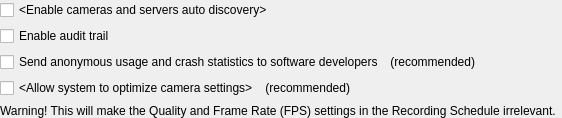
Qt form client/nx_client_desktop/src/ui/widgets/system_settings/system_settings_widget.ui (networkoptix/nx_open) before a commit.
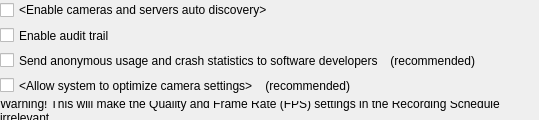
The same form after that commit. Custom widgets are drawn as their Qt base class.

Commit message:
VMS-9541 HintButton quest is complete
HintButton can be attached to QGroupBox widget, and it appears right after
its caption.
And now hint buttons are everywhere!

<==== Mercurial data ====>
Branch: vms_3.2_dev

```diff
--- a/client/nx_client_desktop/src/ui/widgets/system_settings/system_settings_widget.ui
+++ b/client/nx_client_desktop/src/ui/widgets/system_settings/system_settings_widget.ui
@@ -6,8 +6,8 @@
    <rect>
     <x>0</x>
     <y>0</y>
-    <width>562</width>
-    <height>115</height>
+    <width>539</width>
+    <height>120</height>
    </rect>
   </property>
   <property name="windowTitle">
@@ -34,6 +34,8 @@
     </widget>
    </item>
    <item>
+    <layout class="QHBoxLayout" name="horizontalLayout_3">
+     <item>
     <widget class="QCheckBox" name="auditTrailCheckBox">
      <property name="text">
       <string>Enable audit trail</string>
@@ -41,6 +43,31 @@
     </widget>
    </item>
    <item>
+      <widget class="nx::client::desktop::HintButton" name="auditTrailHint" native="true">
+       <property name="sizePolicy">
+        <sizepolicy hsizetype="Fixed" vsizetype="Fixed">
+         <horstretch>0</horstretch>
+         <verstretch>0</verstretch>
+        </sizepolicy>
+       </property>
+      </widget>
+     </item>
+     <item>
+      <spacer name="horizontalSpacer_3">
+       <property name="orientation">
+        <enum>Qt::Horizontal</enum>
+       </property>
+       <property name="sizeHint" stdset="0">
+        <size>
+         <width>40</width>
+         <height>20</height>
+        </size>
+       </property>
+      </spacer>
+     </item>
+    </layout>
+   </item>
+   <item>
     <layout class="QHBoxLayout" name="horizontalLayout">
      <item>
       <widget class="QCheckBox" name="statisticsReportCheckBox">
```
Left out of the diff: 13 changed lines with no effect on the pictures. Lines whose indentation alone changed are shown as unchanged. The commit also changes 8 other files.
